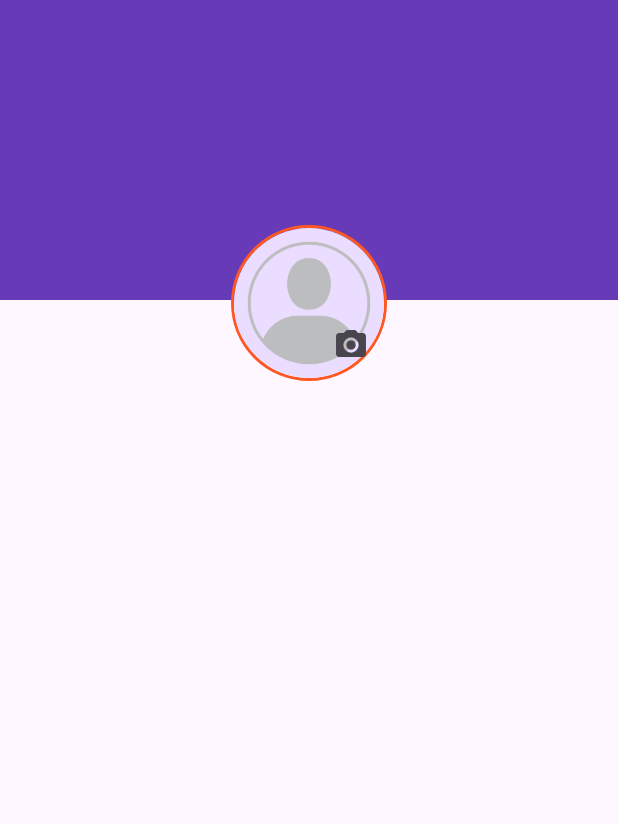
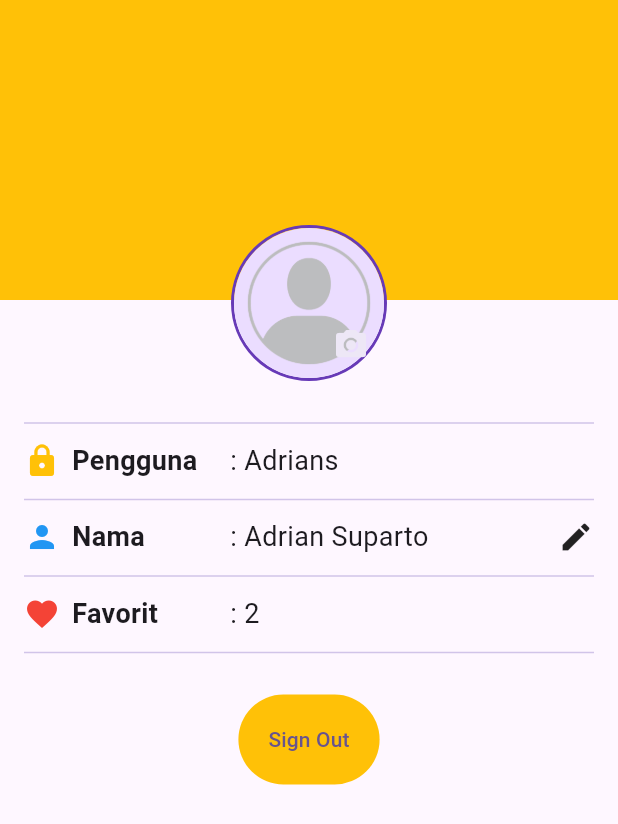
Before and after one commit to Mobile-Programming-MDP/materi-latihan-flutter-AdrianSuparto, a Flutter app: the screen it shows after launch, on a phone screen of 412 x 824 dp. Shown: the top 824 px of the screen. Run offline on Flutter 3.47's test engine with Material 2 defaults, Android fonts, the phone set to English and light mode, and no system bars; our stand-ins replace connectivity_plus.

Commit message:
pertemuan 13

```diff
--- a/wisata_candi/lib/main.dart
+++ b/wisata_candi/lib/main.dart
@@ -15,6 +15,7 @@ class MyApp extends StatelessWidget {
   Widget build(BuildContext context) {
     return MaterialApp(
       title: 'Wisata Candi',
+      debugShowCheckedModeBanner: false,
       theme: ThemeData(
         colorScheme: ColorScheme.fromSeed(seedColor: Colors.deepPurple),
         useMaterial3: true,
--- /dev/null
+++ b/wisata_candi/lib/screens/profile_info_item.dart.dart
@@ -0,0 +1,55 @@
+import 'package:flutter/material.dart';
+
+class ProfileInfoItem extends StatelessWidget {
+  final IconData icon;
+  final String label;
+  final String value;
+  final bool showEditIcon;
+  final VoidCallback? onEditPressed;
+  final Color iconColor;
+
+  const ProfileInfoItem({
+    super.key,
+    required this.icon,
+    required this.label,
+    required this.value,
+    this.showEditIcon = false,
+    this.onEditPressed,
+    required this.iconColor,
+  });
+
+  @override
+  Widget build(BuildContext context) {
+    return Row(
+      children: [
+        SizedBox(
+          width: MediaQuery.of(context).size.width / 3,
+          child: Row(
+            children: [
+              Icon(
+                icon,
+                color: iconColor,
+              ),
+              const SizedBox(
+                width: 8,
+              ),
+              Text(
+                label,
+                style:
+                    const TextStyle(fontSize: 18, fontWeight: FontWeight.bold),
+              )
+            ],
+          ),
+        ),
+        Expanded(
+          child: Text(
+            ': $value',
+            style: const TextStyle(fontSize: 18),
+          ),
+        ),
+        if (showEditIcon)
+          InkWell(onTap: onEditPressed, child: const Icon(Icons.edit))
+      ],
+    );
+  }
+}
--- a/wisata_candi/lib/screens/profile_screen.dart
+++ b/wisata_candi/lib/screens/profile_screen.dart
@@ -1,4 +1,5 @@
 import 'package:flutter/material.dart';
+import 'package:wisata_candi/screens/profile_info_item.dart.dart';
 
 class ProfileScreen extends StatefulWidget {
   const ProfileScreen({super.key});
@@ -8,27 +9,24 @@ class ProfileScreen extends StatefulWidget {
 }
 
 class _ProfileScreenState extends State<ProfileScreen> {
-  //TODO: 1. Deklarasi variable(state) yang dibutuhkan
-  bool isSignIn = true;
-  String fullName = "";
-  String userName = "";
-  int favoriteCandiCount = 0;
+  bool isSignedIn = true;
+  String fullName = 'Adrian Suparto';
+  String userName = 'Adrians';
+  int favoriteCandiCount = 2;
 
   @override
   Widget build(BuildContext context) {
     return Scaffold(
       body: Stack(
+        alignment: Alignment.topCenter,
         children: [
           Container(
             height: 200,
             width: double.infinity,
-            color: Colors.deepPurple,
+            color: Colors.amber,
           ),
-          Padding(
-            padding: const EdgeInsets.symmetric(horizontal: 16),
-            child: Column(
+          Column(
             children: [
-                //TODO: 2. Buat Bagian ProfileHeader yang berisi foto profil
               Align(
                 alignment: Alignment.topCenter,
                 child: Padding(
@@ -38,32 +36,109 @@ class _ProfileScreenState extends State<ProfileScreen> {
                     children: [
                       Container(
                         decoration: BoxDecoration(
-                              border: Border.all(
-                                  color: Colors.deepOrange, width: 2),
+                            border:
+                                Border.all(color: Colors.deepPurple, width: 2),
                             shape: BoxShape.circle),
-                          child: CircleAvatar(
+                        child: const CircleAvatar(
                           radius: 50,
                           backgroundImage:
-                                AssetImage("images/placeholder_image.png"),
+                              AssetImage('images/placeholder_image.png'),
                         ),
                       ),
-                        if (isSignIn)
+                      if (isSignedIn)
                         IconButton(
                             onPressed: () {},
                             icon: Icon(
                               Icons.camera_alt,
-                                color: Colors.deepOrangeAccent[50],
+                              color: Colors.deepPurple[50],
                             ))
                     ],
                   ),
                 ),
               ),
-
-                //TODO 3.Buat bagian ProfileInfo yang berisi info profil
-                //TODO 4.Buat bagian ProfileAction yang berisi Textbutton Signin/Signout
+              Padding(
+                padding: const EdgeInsets.symmetric(horizontal: 16),
+                child: Column(
+                  children: [
+                    const SizedBox(
+                      height: 20,
+                    ),
+                    Divider(
+                      color: Colors.deepPurple[100],
+                    ),
+                    const SizedBox(
+                      height: 4,
+                    ),
+                    ProfileInfoItem(
+                      icon: Icons.lock,
+                      label: 'Pengguna',
+                      value: userName,
+                      iconColor: Colors.amber,
+                    ),
+                    const SizedBox(
+                      height: 5,
+                    ),
+                    Divider(
+                      color: Colors.deepPurple[100],
+                    ),
+                    const SizedBox(
+                      height: 4,
+                    ),
+                    ProfileInfoItem(
+                        icon: Icons.person,
+                        label: 'Nama',
+                        value: fullName,
+                        showEditIcon: isSignedIn,
+                        onEditPressed: () {
+                          debugPrint('Icon edit ditekan ...');
+                        },
+                        iconColor: Colors.blue),
+                    const SizedBox(
+                      height: 5,
+                    ),
+                    Divider(
+                      color: Colors.deepPurple[100],
+                    ),
+                    const SizedBox(
+                      height: 4,
+                    ),
+                    ProfileInfoItem(
+                        icon: Icons.favorite,
+                        label: 'Favorit',
+                        value:
+                            favoriteCandiCount > 0 ? '$favoriteCandiCount' : '',
+                        iconColor: Colors.red),
+                    const SizedBox(
+                      height: 5,
+                    ),
+                    Divider(
+                      color: Colors.deepPurple[100],
+                    ),
+                    SizedBox(
+                      height: 20,
+                    ),
+                    isSignedIn
+                        ? TextButton(
+                            onPressed: () {},
+                            child: Text('Sign Out'),
+                            style: TextButton.styleFrom(
+                                backgroundColor: Colors.amber,
+                                padding: const EdgeInsets.all(20),
+                                elevation: 5),
+                          )
+                        : TextButton(
+                            onPressed: () {},
+                            child: Text('Sign In'),
+                            style: TextButton.styleFrom(
+                                backgroundColor: Colors.amber,
+                                padding: const EdgeInsets.all(20),
+                                elevation: 5),
+                          )
                   ],
                 ),
               ),
+            ],
+          )
         ],
       ),
     );
```
Lines whose indentation alone changed are shown as unchanged.
